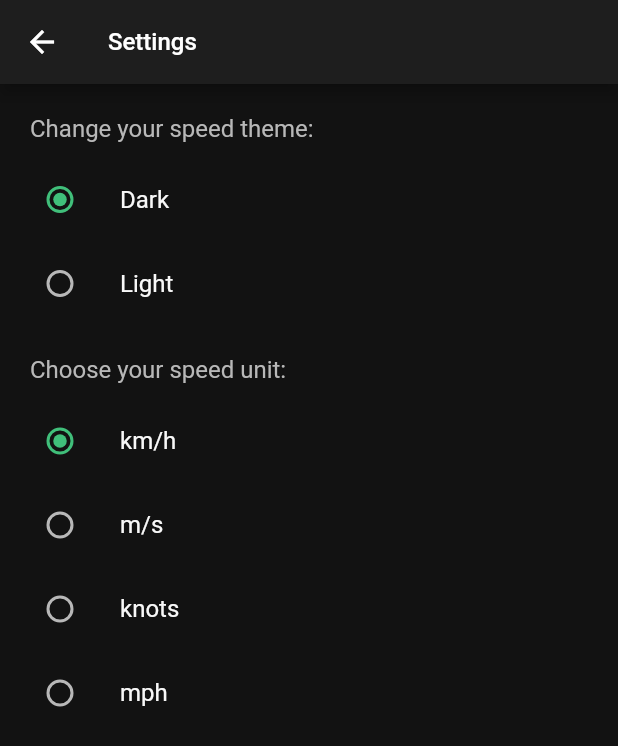
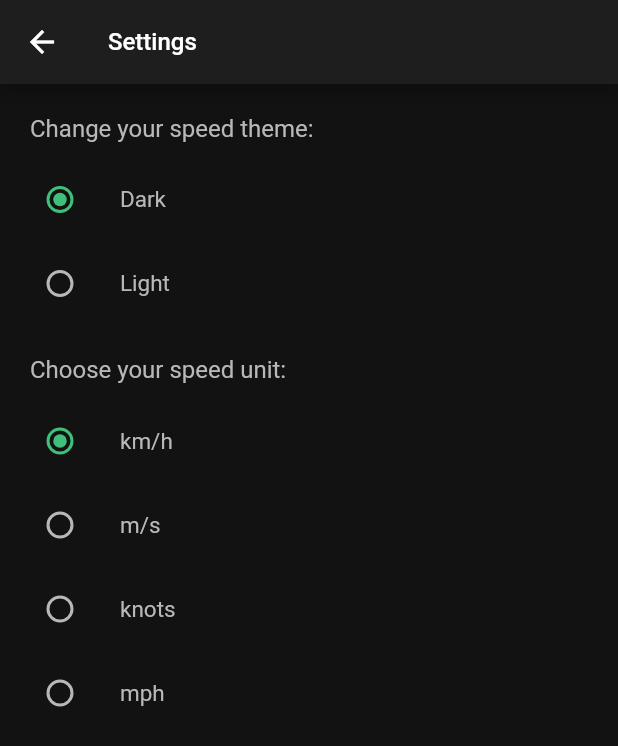
Before and after one commit to Csutkas/speedOmeter, a Flutter app: the screen it shows after launch, after a tap on the "settings" icon, on a phone screen of 412 x 824 dp. Shown: the top 746 px of the screen. Run offline on Flutter 3.47's test engine with Material 2 defaults, Android fonts, the phone set to English and light mode, and no system bars; our stand-ins replace flutter_screenutil, geolocator.

Commit message:
Fixed unit conversion and layout update

```diff
--- a/lib/helpers/unit_converter.dart
+++ b/lib/helpers/unit_converter.dart
@@ -7,22 +7,23 @@ double roundDouble(double value, int places) {
 
 class SpeedConverter {
   unitConverter(speed, unit) {
-    // case km/h
     if (unit == null) {
       return speed;
-    } else if (unit.toUpperCase() == "KM/H") {
+    } else if (speed == 0.0) {
+      return 0;
+      // case km/h
+    } else if (unit == "km/h") {
       return speed;
       // case m/s
-    } else if (unit.toUpperCase() == "M/S") {
+    } else if (unit == "m/s") {
       speed = roundDouble(((speed / 36) * 10), 1);
       return speed;
       // case knots
-    } else if (unit.toUpperCase() == "KNOTS") {
+    } else if (unit == "knots") {
       speed = roundDouble(((speed / 1852) * 1000), 1);
       return speed;
       // case knots
-    } else if (unit.toUpperCase() == "MPH")
-      speed = roundDouble(((speed / 1609) * 1000), 1);
+    } else if (unit == "mph") speed = roundDouble(((speed / 1609) * 1000), 1);
     return speed;
   }
 }
--- a/lib/style.dart
+++ b/lib/style.dart
@@ -15,7 +15,7 @@ ThemeData darkTheme = ThemeData.dark().copyWith(
       headline1: TextStyle(
         color: Color(0xfff8f8f8),
         fontWeight: FontWeight.w300,
-        fontSize: 100.0,
+        fontSize: 120.0,
       ),
       headline2: TextStyle(
         color: Color(0xffBC86FC),
@@ -43,7 +43,7 @@ ThemeData lightTheme = ThemeData.light().copyWith(
       headline1: TextStyle(
         color: Color(0xff484848),
         fontWeight: FontWeight.w300,
-        fontSize: 100.0,
+        fontSize: 120.0,
       ),
       headline2: TextStyle(
         color: Color(0xff1f655d),
--- /dev/null
+++ b/lib/views/about_page.dart
@@ -0,0 +1,37 @@
+import 'package:flutter/material.dart';
+
+class AboutPage extends StatefulWidget {
+  @override
+  _AboutPageState createState() => _AboutPageState();
+}
+
+class _AboutPageState extends State<AboutPage> {
+  @override
+  Widget build(BuildContext context) {
+    return Scaffold(
+      appBar: AppBar(
+        title: Text("About"),
+      ),
+      body: Column(
+        crossAxisAlignment: CrossAxisAlignment.center,
+        mainAxisAlignment: MainAxisAlignment.start,
+        children: [
+          Padding(
+            padding: const EdgeInsets.all(30.0),
+            child: Text(
+                "This is a free of use speedometer application. Speed measured with the mobile device's gps signal. Please let the app use the location."),
+          ),
+          Padding(
+            padding: const EdgeInsets.only(left: 30.0, right: 30.0),
+            child: Text(
+                "In case of any bug or question feel free to write to info@theapplabor.hu."),
+          ),
+          Padding(
+            padding: const EdgeInsets.only(top: 15.0, left: 30.0, right: 30.0),
+            child: Text("Developed by www.theapplabor.hu"),
+          ),
+        ],
+      ),
+    );
+  }
+}
--- a/lib/views/help_page.dart
+++ /dev/null
@@ -1,16 +0,0 @@
-import 'package:flutter/material.dart';
-import 'package:speedometer_light/widgets/drawer.dart';
-
-class HelpPage extends StatelessWidget {
-  static const String routeName = '/help';
-
-  @override
-  Widget build(BuildContext context) {
-    return new Scaffold(
-        appBar: AppBar(
-          title: Text("Help"),
-        ),
-        drawer: AppDrawer(),
-        body: Center(child: Text("Help")));
-  }
-}
--- a/lib/views/settings_page.dart
+++ b/lib/views/settings_page.dart
@@ -6,6 +6,7 @@ import 'package:provider/provider.dart';
 import 'package:speedometer_light/models/theme_model.dart';
 
 import 'package:speedometer_light/variables.dart';
+import 'package:speedometer_light/style.dart';
 
 /*
 
@@ -44,8 +45,8 @@ class SettingsPage extends StatefulWidget {
 }
 
 class _SettingsPageState extends State<SettingsPage> {
-  SpeedUnitValue _character = activeSpeedUnit;
-  ThemeValue _themeValue = ThemeValue.dark;
+  SpeedUnitValue _speedUnit = activeSpeedUnit;
+  ThemeValue _themeValue = activeTheme;
 
   @override
   Widget build(BuildContext context) {
@@ -58,12 +59,17 @@ class _SettingsPageState extends State<SettingsPage> {
           crossAxisAlignment: CrossAxisAlignment.start,
           children: [
             Padding(
-              padding:
-                  const EdgeInsets.only(top: 20.0, bottom: 10.0, left: 20.0),
+              padding: EdgeInsets.only(top: 20.0, bottom: 10.0, left: 20.0),
               child: Text('Change your speed theme:'),
             ),
             ListTile(
-              title: const Text('Dark'),
+              title: Text(
+                'Dark',
+                style: Theme.of(context)
+                    .textTheme
+                    .bodyText2
+                    .copyWith(fontSize: 15),
+              ),
               leading: Radio(
                 value: ThemeValue.dark,
                 groupValue: _themeValue,
@@ -73,11 +79,18 @@ class _SettingsPageState extends State<SettingsPage> {
                     Provider.of<ThemeModel>(context, listen: false)
                         .toggleTheme();
                   });
+                  activeTheme = _themeValue;
                 },
               ),
             ),
             ListTile(
-              title: const Text('Light'),
+              title: Text(
+                'Light',
+                style: Theme.of(context)
+                    .textTheme
+                    .bodyText2
+                    .copyWith(fontSize: 15),
+              ),
               leading: Radio(
                 value: ThemeValue.light,
                 groupValue: _themeValue,
@@ -87,6 +100,7 @@ class _SettingsPageState extends State<SettingsPage> {
                     Provider.of<ThemeModel>(context, listen: false)
                         .toggleTheme();
                   });
+                  activeTheme = _themeValue;
                 },
               ),
             ),
@@ -96,60 +110,84 @@ class _SettingsPageState extends State<SettingsPage> {
               child: Text('Choose your speed unit:'),
             ),
             ListTile(
-              title: const Text('km/h'),
+              title: Text(
+                'km/h',
+                style: Theme.of(context)
+                    .textTheme
+                    .bodyText2
+                    .copyWith(fontSize: 15),
+              ),
               leading: Radio(
                 value: SpeedUnitValue.km,
-                groupValue: _character,
+                groupValue: _speedUnit,
                 onChanged: (SpeedUnitValue value) {
                   setState(() {
-                    _character = value;
+                    _speedUnit = value;
                     setState(() {
-                      activeSpeedUnit = _character;
+                      activeSpeedUnit = _speedUnit;
                     });
                   });
                 },
               ),
             ),
             ListTile(
-              title: const Text('m/s'),
+              title: Text(
+                'm/s',
+                style: Theme.of(context)
+                    .textTheme
+                    .bodyText2
+                    .copyWith(fontSize: 15),
+              ),
               leading: Radio(
                 value: SpeedUnitValue.ms,
-                groupValue: _character,
+                groupValue: _speedUnit,
                 onChanged: (SpeedUnitValue value) {
                   setState(() {
-                    _character = value;
+                    _speedUnit = value;
                     setState(() {
-                      activeSpeedUnit = _character;
+                      activeSpeedUnit = _speedUnit;
                     });
                   });
                 },
               ),
             ),
             ListTile(
-              title: const Text('knots'),
+              title: Text(
+                'knots',
+                style: Theme.of(context)
+                    .textTheme
+                    .bodyText2
+                    .copyWith(fontSize: 15),
+              ),
               leading: Radio(
                 value: SpeedUnitValue.knots,
-                groupValue: _character,
+                groupValue: _speedUnit,
                 onChanged: (SpeedUnitValue value) {
                   setState(() {
-                    _character = value;
+                    _speedUnit = value;
                     setState(() {
-                      activeSpeedUnit = _character;
+                      activeSpeedUnit = _speedUnit;
                     });
                   });
                 },
               ),
             ),
             ListTile(
-              title: const Text('mph'),
+              title: Text(
+                'mph',
+                style: Theme.of(context)
+                    .textTheme
+                    .bodyText2
+                    .copyWith(fontSize: 15),
+              ),
               leading: Radio(
                 value: SpeedUnitValue.mph,
-                groupValue: _character,
+                groupValue: _speedUnit,
                 onChanged: (SpeedUnitValue value) {
                   setState(() {
-                    _character = value;
+                    _speedUnit = value;
                     setState(() {
-                      activeSpeedUnit = _character;
+                      activeSpeedUnit = _speedUnit;
                     });
                   });
                 },
--- a/lib/views/speed_page.dart
+++ b/lib/views/speed_page.dart
@@ -1,15 +1,13 @@
 import 'package:flutter/material.dart';
-import 'package:speedometer_light/widgets/drawer.dart';
 import 'package:flutter_screenutil/flutter_screenutil.dart';
 import 'package:speedometer_light/variables.dart';
 import 'package:speedometer_light/views/settings_page.dart';
+import 'package:speedometer_light/views/about_page.dart';
+import 'package:speedometer_light/widgets/drawer.dart';
+
 //Helpers
 import 'package:speedometer_light/helpers/max_speed.dart';
 import 'package:speedometer_light/helpers/unit_converter.dart';
-
-// Theming
-import 'package:provider/provider.dart';
-import 'package:speedometer_light/models/theme_model.dart';
 
 // Location
 import 'package:geolocator/geolocator.dart';
@@ -42,6 +40,22 @@ class _SpeedsPageState extends State<SpeedsPage> {
           "Measure speed",
           style: Theme.of(context).textTheme.headline6,
         ),
+        leading: Padding(
+            padding: EdgeInsets.only(left: 10.0),
+            child: GestureDetector(
+              child: Icon(
+                Icons.info_outline,
+                size: 0.05.sw,
+              ),
+              onTap: () => Navigator.push(
+                context,
+                MaterialPageRoute(
+                  builder: (context) => AboutPage(),
+                ),
+              ).then(
+                (context) => setState(() => {}),
+              ),
+            )),
         actions: <Widget>[
           Padding(
               padding: EdgeInsets.only(right: 20.0),
@@ -56,12 +70,13 @@ class _SpeedsPageState extends State<SpeedsPage> {
                     builder: (context) => SettingsPage(),
                   ),
                 ).then(
-                  (value) => setState(() => {}),
+                  (context) => setState(() => {}),
                 ),
               ))
         ],
       ),
-      drawer: AppDrawer(),
+      //drawer: AppDrawer(),
+
       body: Container(
         width: 1.0.sw,
         child: Column(
@@ -74,48 +89,31 @@ class _SpeedsPageState extends State<SpeedsPage> {
               children: [
                 Padding(
                   padding: const EdgeInsets.only(
-                      top: 18, bottom: 5.0, left: 8.0, right: 8.0),
+                      top: 15, bottom: 5.0, left: 12.0, right: 12.0),
                   child: Container(
                     width: 0.95.sw,
-                    height: 0.50.sw,
+                    height: 0.80.sw,
                     child: Card(
                       margin: EdgeInsets.all(0),
                       child: Center(
                         child: Column(
-                          mainAxisAlignment: MainAxisAlignment.start,
-                          crossAxisAlignment: CrossAxisAlignment.start,
+                          mainAxisAlignment: MainAxisAlignment.spaceEvenly,
+                          crossAxisAlignment: CrossAxisAlignment.center,
                           children: [
+                            Text("Speed",
+                                style: Theme.of(context).textTheme.headline2),
                             Padding(
-                              padding: const EdgeInsets.only(
-                                  left: 20.0, top: 15.0, bottom: 0.0),
-                              child: Text("Speed",
-                                  style: Theme.of(context).textTheme.headline2),
-                            ),
-                            Row(
-                              children: [
-                                Center(
-                                  child: Padding(
-                                    padding: const EdgeInsets.only(
-                                        left: 20.0, top: 0.0),
+                              padding: const EdgeInsets.only(top: 0.0),
                               child: Text(
-                                      SpeedConverter().unitConverter(
-                                          _currentSpeed.toStringAsFixed(0),
-                                          'km/h'),
-                                      style:
-                                          Theme.of(context).textTheme.headline1,
+                                SpeedConverter()
+                                    .unitConverter(_currentSpeed,
+                                        speedUnitHandler(activeSpeedUnit))
+                                    .toString(),
+                                style: Theme.of(context).textTheme.headline1,
                               ),
                             ),
-                                ),
-                                FlatButton(
-                                  padding: EdgeInsets.all(0.0),
-                                  onPressed: null,
-                                  child: Text(speedUnitHandler(activeSpeedUnit),
-                                      style: Theme.of(context)
-                                          .textTheme
-                                          .bodyText2),
-                                )
-                              ],
-                            ),
+                            Text(speedUnitHandler(activeSpeedUnit),
+                                style: Theme.of(context).textTheme.bodyText2),
                           ],
                         ),
                       ),
@@ -124,30 +122,20 @@ class _SpeedsPageState extends State<SpeedsPage> {
                 ),
                 Padding(
                   padding: const EdgeInsets.only(
-                      top: 5.0, bottom: 5.0, left: 8.0, right: 8.0),
+                      top: 10.0, bottom: 5.0, left: 12.0, right: 12.0),
                   child: Container(
-                    width: 0.45.sw,
-                    height: 0.45.sw,
+                    width: 0.95.sw,
+                    height: 0.4.sw,
                     child: Card(
                       margin: EdgeInsets.all(0.0),
                       child: Center(
                         child: Column(
-                          mainAxisAlignment: MainAxisAlignment.start,
-                          crossAxisAlignment: CrossAxisAlignment.start,
-                          children: [
-                            Padding(
-                              padding: const EdgeInsets.only(
-                                  left: 20.0, top: 15.0, bottom: 8.0),
-                              child: Text("Max",
-                                  style: Theme.of(context).textTheme.headline2),
-                            ),
-                            Row(
+                          mainAxisAlignment: MainAxisAlignment.spaceEvenly,
                           crossAxisAlignment: CrossAxisAlignment.center,
                           children: [
-                                Center(
-                                  child: Padding(
-                                    padding: const EdgeInsets.only(left: 20.0),
-                                    child: Text(
+                            Text("Max",
+                                style: Theme.of(context).textTheme.headline2),
+                            Text(
                                 SpeedConverter()
                                     .unitConverter(
                                         MaxSpeed().getMaxSpeed(
@@ -157,22 +145,15 @@ class _SpeedsPageState extends State<SpeedsPage> {
                                 style: Theme.of(context)
                                     .textTheme
                                     .headline1
-                                            .copyWith(fontSize: 55)),
-                                  ),
-                                ),
-                                FlatButton(
-                                  onPressed: null,
-                                  child: Text(
+                                    .copyWith(fontSize: 35)),
+                            Text(
                               speedUnitHandler(activeSpeedUnit),
                               style: Theme.of(context)
                                   .textTheme
                                   .bodyText2
                                   .copyWith(
-                                          fontSize: 12,
+                                    fontSize: 15,
                                   ),
-                                  ),
-                                )
-                              ],
                             ),
                           ],
                         ),
@@ -183,12 +164,24 @@ class _SpeedsPageState extends State<SpeedsPage> {
               ],
             ),
 
-            FlatButton(
+            Padding(
+              padding:
+                  const EdgeInsets.only(bottom: 15.0, left: 12.0, right: 12.0),
+              child: Container(
+                width: 0.95.sw,
+                decoration: BoxDecoration(
+                    border: Border.all(
+                      color: Color(0xffFFB2FF),
+                    ),
+                    borderRadius: BorderRadius.all(Radius.circular(3.0))),
+                child: FlatButton(
                     onPressed: () {
                       resetValues = true;
                       setState(() {});
                     },
                     child: Text("Reset")),
+              ),
+            ),
           ],
         ),
       ),
@@ -251,17 +244,17 @@ distanceBetween() async {
 }
 
 speedUnitHandler(settingsSpeed) {
+  String activeUnit;
   if (settingsSpeed == SpeedUnitValue.km) {
-    return 'km/h';
+    activeUnit = 'km/h';
   } else if (settingsSpeed == SpeedUnitValue.ms) {
-    return 'm/s';
+    activeUnit = 'm/s';
   } else if (settingsSpeed == SpeedUnitValue.knots) {
-    return 'knots';
+    activeUnit = 'knots';
   } else if (settingsSpeed == SpeedUnitValue.mph) {
-    return 'mph';
+    activeUnit = 'mph';
   } else {
-    return 'km/h';
+    activeUnit = 'km/h';
   }
-
-  //return speedUnitItem;
+  return activeUnit;
 }
--- a/lib/widgets/drawer.dart
+++ b/lib/widgets/drawer.dart
@@ -1,7 +1,7 @@
 import 'package:flutter/material.dart';
 import 'package:flutter_screenutil/flutter_screenutil.dart';
 
-import 'package:speedometer_light/views/help_page.dart';
+import 'package:speedometer_light/views/about_page.dart';
 import 'package:speedometer_light/views/settings_page.dart';
 import 'package:speedometer_light/views/speed_page.dart';
 
@@ -34,7 +34,7 @@ class AppDrawer extends StatelessWidget {
                 text: 'Help',
                 onTap: () => Navigator.pushAndRemoveUntil(
                     context,
-                    MaterialPageRoute(builder: (context) => HelpPage()),
+                    MaterialPageRoute(builder: (context) => AboutPage()),
                     (r) => false)),
             Divider(),
           ],
```
Lines whose indentation alone changed are shown as unchanged.
